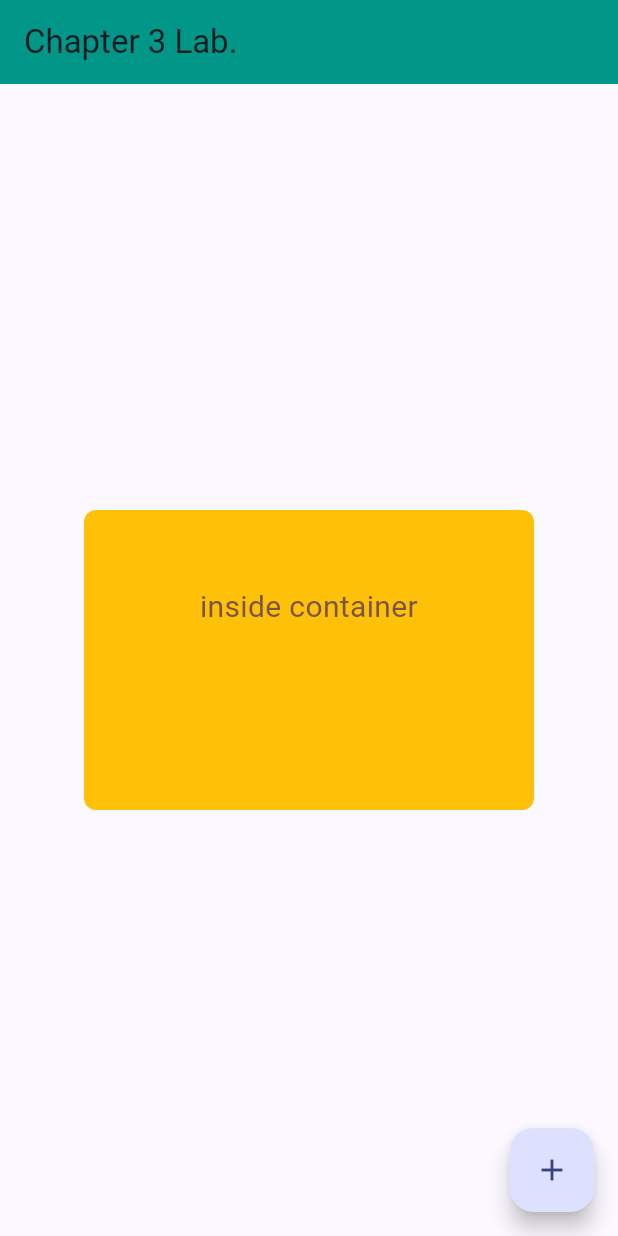
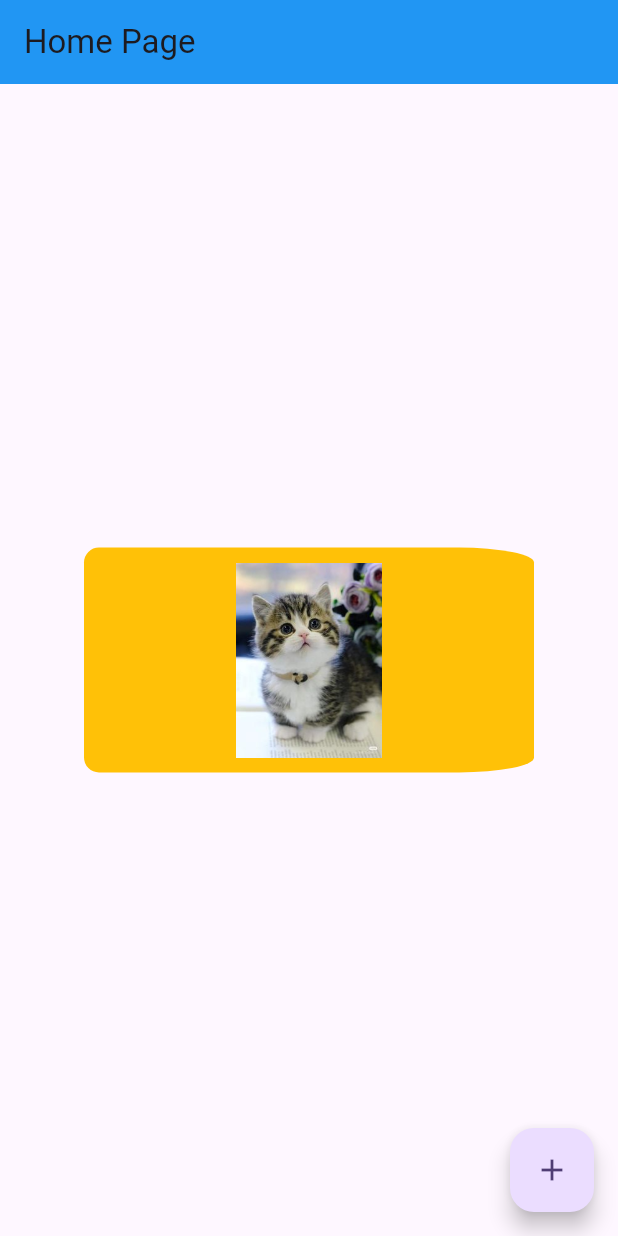
Before and after one commit to PANJARAT46/flutter_application_5, a Flutter app: the screen it shows after launch, on a phone screen of 412 x 824 dp. Run offline on Flutter 3.47's test engine with Material 3 defaults, Android fonts, the phone set to English and light mode, and no system bars.

Commit message:
add container image

```diff
--- a/lib/main.dart
+++ b/lib/main.dart
@@ -13,14 +13,13 @@ class MyApp extends StatelessWidget {
   Widget build(BuildContext context) {
     // เมธอด build() ส่งคืนโครงสร้างต้นไม้วิดเจ็ตสำหรับวิดเจ็ตนี้
     return MaterialApp(
+      title: 'My Awesome App',
+      debugShowCheckedModeBanner: false, // ซ่อนแบนเนอร์ debug
       theme: ThemeData(
-        colorScheme: ColorScheme.fromSeed(
-          seedColor: const Color.fromARGB(255, 29, 53, 133),
-        ),
-        useMaterial3: true,
+        colorScheme: ColorScheme.fromSeed(seedColor: Colors.deepPurple),
+        useMaterial3: true, // ใช้ Material Design เวอร์ชันล่าสุด
       ),
-      title: 'Flutter Demo',
-      home: const MyHomePage(),
+      home: const MyHomePage(), // วิดเจ็ตหน้าจอหลักของคุณ
     );
   }
 }
@@ -33,31 +32,31 @@ class MyHomePage extends StatelessWidget {
     return Scaffold(
       // ให้โครงสร้างแอปพื้นฐาน
       appBar: AppBar(
-        title: const Text('Chapter 3 Lab.'),
-        backgroundColor: Colors.teal, // ปรับแต่งสี AppBar
+        title: const Text('Home Page'),
+        backgroundColor: Colors.blue, // ปรับแต่งสี AppBar
       ),
       body: Center(
+        // พื้นที่เนื้อหาหลัก
         child: Container(
-        padding: EdgeInsets.all(50.0),
+          padding: EdgeInsets.all(10.0),
           width: 300.0,
-          height: 200.0,
+          height: 150.0,
           decoration: BoxDecoration(
             color: Colors.amber,
-            borderRadius: BorderRadius.all(Radius.circular(8.0))
+            borderRadius: BorderRadius.horizontal(
+              left: Radius.circular(10.0),
+              right: Radius.elliptical(50.0, 10),
+            ),
           ),
-          child: const Text('inside container',
-            textAlign: TextAlign.center,
-            style: TextStyle(
-              fontSize: 20.0,
-              color: Colors.brown,
-
+          child: Center(
+            child: Image.asset(
+              'assets/image/cat.jpg',
+            width: 150,
+            fit: BoxFit.contain,
             ),
-
           ),
         ),
       ),
-
-
       floatingActionButton: FloatingActionButton(
         onPressed: () {
           // การกระทำที่จะทำเมื่อกดปุ่ม
```
Also changed, not shown: pubspec.yaml (+4 -3 lines), assets/image/cat.jpg (added).
